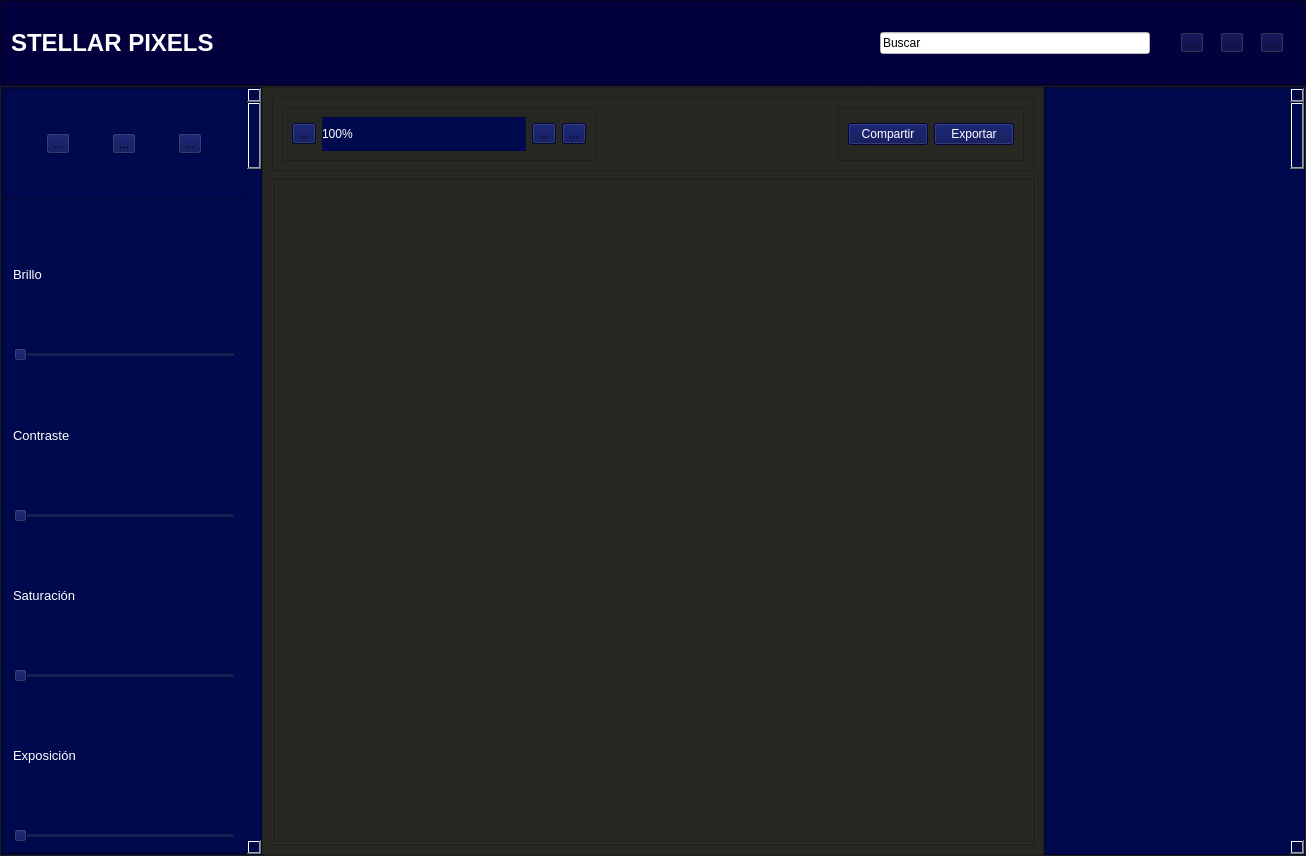
Above: StellarPixelsGUI.ui from Josue-Silva-T/StellarPixels before the change. Below: the same form after it.
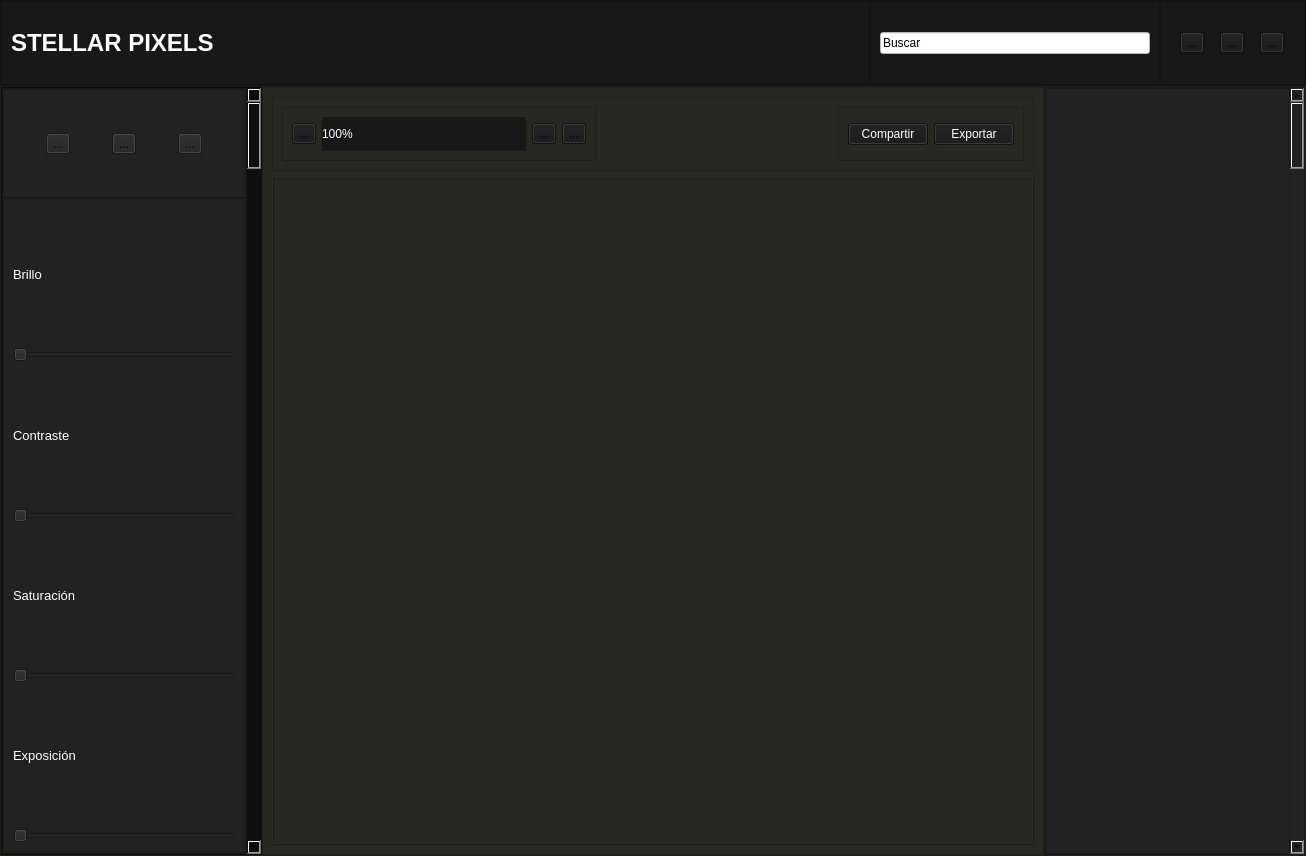
That is the form after the change. Icons and pictures are not drawn.

The edit to the form file:
```diff
--- a/StellarPixelsGUI.ui
+++ b/StellarPixelsGUI.ui
@@ -45,7 +45,7 @@
     <item>
      <widget class="QFrame" name="frameSuperior">
       <property name="styleSheet">
-       <string notr="true">background-color: rgb(13, 11, 55);
+       <string notr="true">background-color: rgb(24, 24, 24);
 </string>
       </property>
       <property name="frameShape">
@@ -78,7 +78,7 @@
           </font>
          </property>
          <property name="styleSheet">
-          <string notr="true">background-color:rgb(2, 0, 61)</string>
+          <string notr="true"/>
          </property>
          <property name="frameShape">
           <enum>QFrame::StyledPanel</enum>
@@ -113,7 +113,7 @@
        <item>
         <widget class="QFrame" name="frameBuscador">
          <property name="styleSheet">
-          <string notr="true">background-color:rgb(2, 0, 61)</string>
+          <string notr="true"/>
          </property>
          <property name="frameShape">
           <enum>QFrame::StyledPanel</enum>
@@ -138,7 +138,7 @@
        <item>
         <widget class="QFrame" name="frameMinCerr">
          <property name="styleSheet">
-          <string notr="true">background-color:rgb(2, 0, 61)</string>
+          <string notr="true"/>
          </property>
          <property name="frameShape">
           <enum>QFrame::StyledPanel</enum>
@@ -154,7 +154,7 @@
             </property>
             <property name="icon">
              <iconset>
-              <normaloff>../../../Downloads/abajo-a-la-izquierda-y-arriba-a-la-derecha-hasta-el-centro (2).png</normaloff>../../../Downloads/abajo-a-la-izquierda-y-arriba-a-la-derecha-hasta-el-centro (2).png</iconset>
+              <normaloff>iconos/abajo-a-la-izquierda-y-arriba-a-la-derecha-hasta-el-centro.png</normaloff>iconos/abajo-a-la-izquierda-y-arriba-a-la-derecha-hasta-el-centro.png</iconset>
             </property>
            </widget>
           </item>
@@ -165,7 +165,7 @@
             </property>
             <property name="icon">
              <iconset>
-              <normaloff>../../../Downloads/maximizar-ventana.png</normaloff>../../../Downloads/maximizar-ventana.png</iconset>
+              <normaloff>iconos/maximizar-ventana.png</normaloff>iconos/maximizar-ventana.png</iconset>
             </property>
            </widget>
           </item>
@@ -176,7 +176,7 @@
             </property>
             <property name="icon">
              <iconset>
-              <normaloff>../../../Downloads/cruz.png</normaloff>../../../Downloads/cruz.png</iconset>
+              <normaloff>iconos/cruz.png</normaloff>iconos/cruz.png</iconset>
             </property>
            </widget>
           </item>
@@ -213,7 +213,7 @@
        <item>
         <widget class="QFrame" name="panelHerramientas">
          <property name="styleSheet">
-          <string notr="true">background:rgb(0, 9, 78)</string>
+          <string notr="true">background:rgb(14, 14, 14)</string>
          </property>
          <property name="frameShape">
           <enum>QFrame::StyledPanel</enum>
@@ -240,7 +240,7 @@
           <item>
            <widget class="QFrame" name="seccionesControles">
             <property name="styleSheet">
-             <string notr="true">background-color: rgb(0, 9, 78)
+             <string notr="true">background-color: rgb(34, 34, 34)
 </string>
             </property>
             <property name="frameShape">
@@ -249,7 +249,7 @@
             <property name="frameShadow">
              <enum>QFrame::Raised</enum>
             </property>
-            <layout class="QVBoxLayout" name="verticalLayout_2" stretch="0,1,6">
+            <layout class="QVBoxLayout" name="verticalLayout_2" stretch="1,6">
              <property name="spacing">
               <number>0</number>
              </property>
@@ -265,16 +265,6 @@
              <property name="bottomMargin">
               <number>0</number>
              </property>
-             <item>
-              <widget class="QFrame" name="frame">
-               <property name="frameShape">
-                <enum>QFrame::StyledPanel</enum>
-               </property>
-               <property name="frameShadow">
-                <enum>QFrame::Raised</enum>
-               </property>
-              </widget>
-             </item>
              <item>
               <widget class="QFrame" name="panelBotones">
                <property name="frameShape">
@@ -306,7 +296,7 @@
                   </property>
                   <property name="icon">
                    <iconset>
-                    <normaloff>../../../Downloads/flecha-de-ubicacion.png</normaloff>../../../Downloads/flecha-de-ubicacion.png</iconset>
+                    <normaloff>iconos/flecha-de-ubicacion.png</normaloff>iconos/flecha-de-ubicacion.png</iconset>
                   </property>
                  </widget>
                 </item>
@@ -317,7 +307,7 @@
                   </property>
                   <property name="icon">
                    <iconset>
-                    <normaloff>../../../Downloads/cultivo-de-herramientas.png</normaloff>../../../Downloads/cultivo-de-herramientas.png</iconset>
+                    <normaloff>iconos/cultivo-de-herramientas.png</normaloff>iconos/cultivo-de-herramientas.png</iconset>
                   </property>
                  </widget>
                 </item>
@@ -328,7 +318,7 @@
                   </property>
                   <property name="icon">
                    <iconset>
-                    <normaloff>../../../Downloads/flechas.png</normaloff>../../../Downloads/flechas.png</iconset>
+                    <normaloff>iconos/flechas.png</normaloff>iconos/flechas.png</iconset>
                   </property>
                  </widget>
                 </item>
@@ -343,7 +333,7 @@
                <property name="frameShadow">
                 <enum>QFrame::Raised</enum>
                </property>
-               <layout class="QVBoxLayout" name="verticalLayout_5" stretch="0,4,0,4,0,4,0,4">
+               <layout class="QVBoxLayout" name="verticalLayout_5" stretch="0,0,0,4,0,4,0,4">
                 <item>
                  <widget class="QLabel" name="lblBrillo">
                   <property name="font">
@@ -361,6 +351,9 @@
                 </item>
                 <item>
                  <widget class="QSlider" name="sldrBrillo">
+                  <property name="styleSheet">
+                   <string notr="true"/>
+                  </property>
                   <property name="orientation">
                    <enum>Qt::Horizontal</enum>
                   </property>
@@ -481,21 +474,21 @@
                 <item>
                  <widget class="QToolButton" name="zoomOut">
                   <property name="styleSheet">
-                   <string notr="true">background-color:rgb(0, 9, 78)</string>
+                   <string notr="true">background-color:rgb(24, 24, 24)</string>
                   </property>
                   <property name="text">
                    <string>...</string>
                   </property>
                   <property name="icon">
                    <iconset>
-                    <normaloff>../../../Downloads/alejar.png</normaloff>../../../Downloads/alejar.png</iconset>
+                    <normaloff>iconos/alejar.png</normaloff>iconos/alejar.png</iconset>
                   </property>
                  </widget>
                 </item>
                 <item>
                  <widget class="QLabel" name="zoom">
                   <property name="styleSheet">
-                   <string notr="true">background-color:rgb(0, 9, 78); color:rgb(255, 255, 255)</string>
+                   <string notr="true">background-color:rgb(24, 24, 24); color:rgb(255, 255, 255)</string>
                   </property>
                   <property name="frameShape">
                    <enum>QFrame::NoFrame</enum>
@@ -511,28 +504,28 @@
                 <item>
                  <widget class="QToolButton" name="zoomIn">
                   <property name="styleSheet">
-                   <string notr="true">background-color:rgb(0, 9, 78)</string>
+                   <string notr="true">background-color:rgb(24, 24, 24)</string>
                   </property>
                   <property name="text">
                    <string>...</string>
                   </property>
                   <property name="icon">
                    <iconset>
-                    <normaloff>../../../Downloads/dar-un-golpe-de-zoom.png</normaloff>../../../Downloads/dar-un-golpe-de-zoom.png</iconset>
+                    <normaloff>iconos/dar-un-golpe-de-zoom.png</normaloff>iconos/dar-un-golpe-de-zoom.png</iconset>
                   </property>
                  </widget>
                 </item>
                 <item>
                  <widget class="QToolButton" name="refresh">
                   <property name="styleSheet">
-                   <string notr="true">background-color:rgb(0, 9, 78)</string>
+                   <string notr="true">background-color:rgb(24, 24, 24)</string>
                   </property>
                   <property name="text">
                    <string>...</string>
                   </property>
                   <property name="icon">
                    <iconset>
-                    <normaloff>../../../Downloads/gira-a-la-derecha.png</normaloff>../../../Downloads/gira-a-la-derecha.png</iconset>
+                    <normaloff>iconos/gira-a-la-derecha.png</normaloff>iconos/gira-a-la-derecha.png</iconset>
                   </property>
                  </widget>
                 </item>
@@ -564,7 +557,7 @@
                 <item>
                  <widget class="QPushButton" name="compartir">
                   <property name="styleSheet">
-                   <string notr="true">background-color:rgb(0, 9, 78); color:rgb(255, 255, 255)
+                   <string notr="true">background-color:rgb(24, 24, 24); color:rgb(255, 255, 255)
 </string>
                   </property>
                   <property name="text">
@@ -575,7 +568,7 @@
                 <item>
                  <widget class="QPushButton" name="exportar">
                   <property name="styleSheet">
-                   <string notr="true">background-color:rgb(0, 9, 78); color:rgb(255, 255, 255)</string>
+                   <string notr="true">background-color:rgb(24, 24, 24); color:rgb(255, 255, 255)</string>
                   </property>
                   <property name="text">
                    <string>Exportar</string>
@@ -604,7 +597,7 @@
        <item>
         <widget class="QFrame" name="panelScroll">
          <property name="styleSheet">
-          <string notr="true">background:rgb(0, 9, 78)
+          <string notr="true">background:rgb(34, 34, 34)
 </string>
          </property>
          <property name="frameShape">
@@ -630,7 +623,7 @@
            <number>0</number>
           </property>
           <item>
-           <widget class="QFrame" name="frame_7">
+           <widget class="QFrame" name="listaImagenes">
             <property name="frameShape">
              <enum>QFrame::StyledPanel</enum>
             </property>
```
